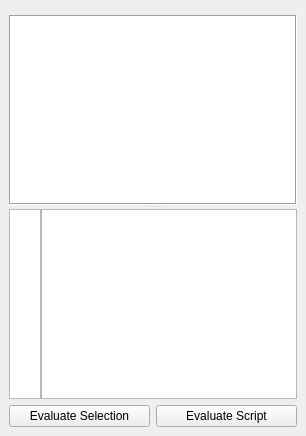
Old version of the form src/umbra/components/addons/scriptEditor/ui/Script_Editor.ui in the repository KelSolaar/sIBL_GUI.
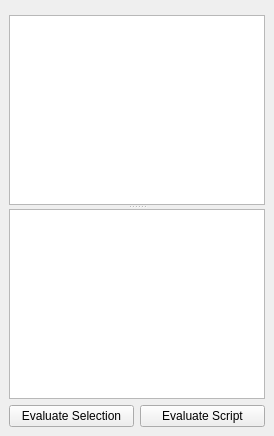
New version of the form.

Commit message: Add new "codeEditor_QPlainTextEdit" module to support properly lines numbers in "scriptEditor" component.

What changed in the file:
```diff
--- a/src/umbra/components/addons/scriptEditor/ui/Script_Editor.ui
+++ b/src/umbra/components/addons/scriptEditor/ui/Script_Editor.ui
@@ -16,76 +16,22 @@
       </layout>
      </widget>
     </item>
-    <item row="1" column="0" colspan="2">
-     <widget class="QSplitter" name="Script_Editor_splitter">
+    <item row="1" column="0">
+     <widget class="QSplitter" name="splitter">
       <property name="orientation">
        <enum>Qt::Vertical</enum>
       </property>
-      <widget class="QTextEdit" name="Script_Editor_Output_textEdit">
-       <property name="minimumSize">
-        <size>
-         <width>0</width>
-         <height>128</height>
-        </size>
-       </property>
-       <property name="statusTip">
-        <string>Script Editor Output Text Edit: Displays interactive console output.</string>
-       </property>
-       <property name="frameShape">
-        <enum>QFrame::Box</enum>
-       </property>
-       <property name="acceptRichText">
-        <bool>false</bool>
-       </property>
-       <property name="textInteractionFlags">
-        <set>Qt::TextSelectableByKeyboard|Qt::TextSelectableByMouse</set>
-       </property>
-      </widget>
-      <widget class="QWidget" name="">
-       <layout class="QHBoxLayout" name="Script_Editor_Input_horizontalLayout">
-        <property name="spacing">
-         <number>0</number>
-        </property>
-        <item>
-         <widget class="QTextEdit" name="Lines_Numbers_textEdit">
-          <property name="maximumSize">
-           <size>
-            <width>32</width>
-            <height>16777215</height>
-           </size>
-          </property>
-          <property name="focusPolicy">
-           <enum>Qt::NoFocus</enum>
-          </property>
-          <property name="statusTip">
-           <string>Lines Numbers Text Edit: Displays &quot;Script_Editor_Input_textEdit&quot; QTextEdit lines numbers.</string>
-          </property>
-          <property name="verticalScrollBarPolicy">
-           <enum>Qt::ScrollBarAlwaysOff</enum>
-          </property>
-          <property name="horizontalScrollBarPolicy">
-           <enum>Qt::ScrollBarAlwaysOff</enum>
-          </property>
-          <property name="textInteractionFlags">
-           <set>Qt::NoTextInteraction</set>
-          </property>
-         </widget>
-        </item>
-        <item>
-         <widget class="QTextEdit" name="Script_Editor_Input_textEdit">
-          <property name="statusTip">
-           <string>Script Editor Input Text Edit: Allows interactive console interaction.</string>
-          </property>
-          <property name="lineWrapMode">
-           <enum>QTextEdit::NoWrap</enum>
-          </property>
-         </widget>
+      <widget class="QPlainTextEdit" name="Script_Editor_Output_plainTextEdit"/>
+      <widget class="QWidget" name="gridLayoutWidget">
+       <layout class="QGridLayout" name="Script_Editor_gridLayout">
+        <item row="0" column="0">
+         <widget class="QPlainTextEdit" name="Script_Editor_Input_plainTextEdit"/>
         </item>
        </layout>
       </widget>
      </widget>
     </item>
-    <item row="2" column="0" colspan="2">
+    <item row="2" column="0">
      <layout class="QHBoxLayout" name="Buttons_horizontalLayout">
       <item>
        <widget class="QPushButton" name="Evaluate_Selection_pushButton">
```
The commit also changes 5 other files.
